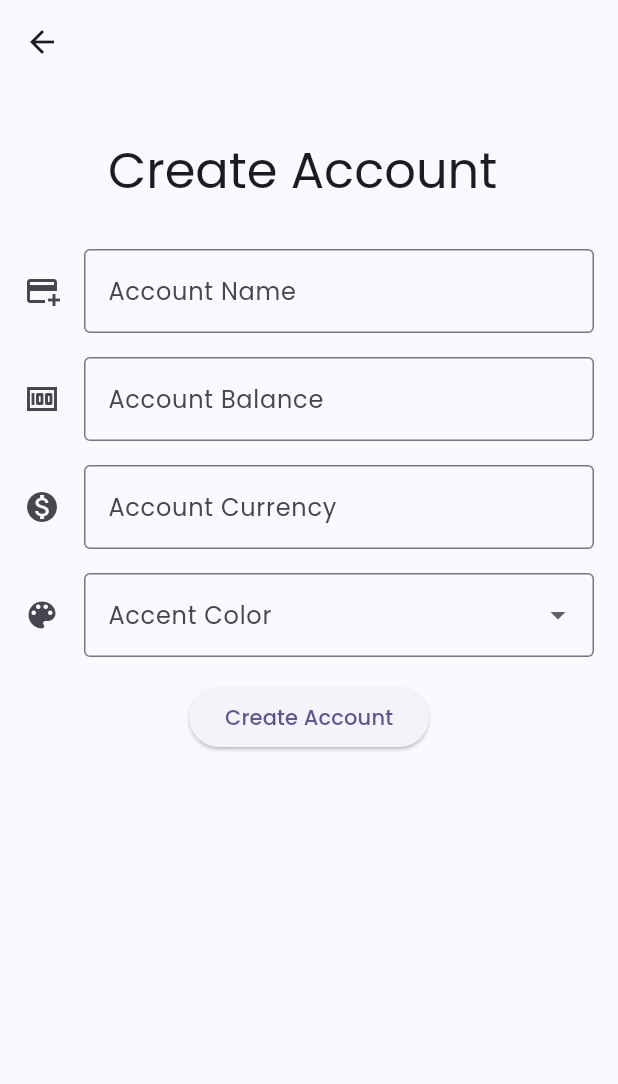
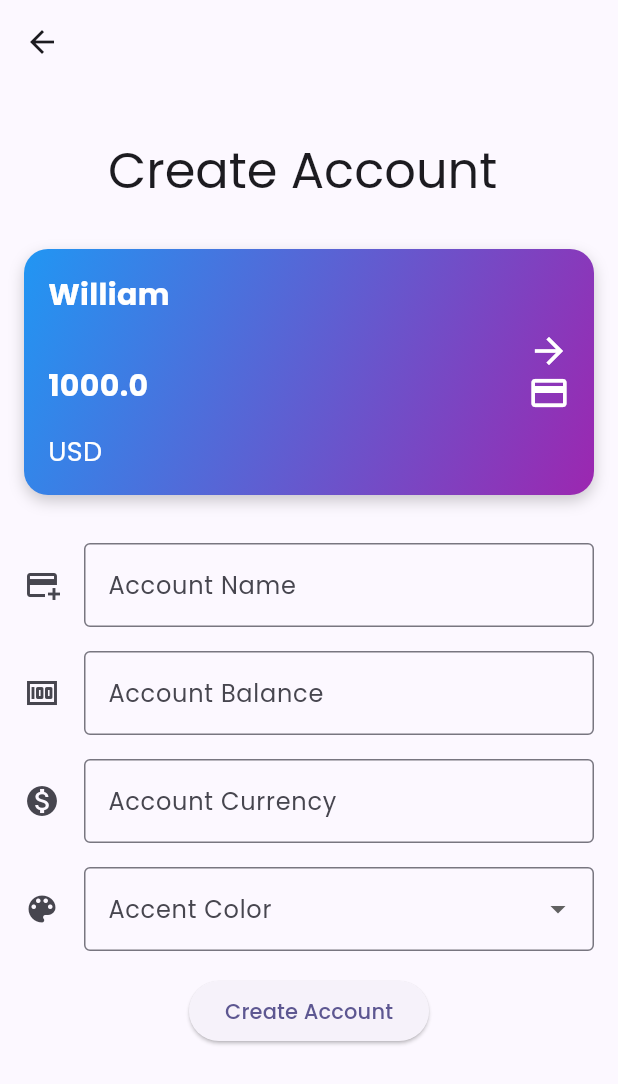
Before and after one commit to willyishmael/rocket_pocket, a Flutter app: the CreateAccountScreen screen opened directly, on a phone screen of 412 x 824 dp. Shown: the top 1084 px of the screen. Run offline on Flutter 3.47's test engine with Material 3 defaults, Android fonts, the phone set to English and light mode, and no system bars; our stand-ins replace drift, flutter_riverpod, flutter_swiper_view, go_router, google_fonts, talker_flutter; missing offline and left inert: flutter_adaptive_scaffold; accounts and stored records are empty; generated files the repository leaves out were written again.

Commit message:
Update create_account_screen.dart

```diff
--- a/lib/screens/dashboard/create_account_screen.dart
+++ b/lib/screens/dashboard/create_account_screen.dart
@@ -1,8 +1,22 @@
 import 'package:flutter/material.dart';
 import 'package:go_router/go_router.dart';
+import 'package:rocket_pocket/data/model/account.dart';
 
-class CreateAccountScreen extends StatelessWidget {
+class CreateAccountScreen extends StatefulWidget {
   const CreateAccountScreen({super.key});
+
+  @override
+  State<CreateAccountScreen> createState() => _CreateAccountScreenState();
+}
+
+class _CreateAccountScreenState extends State<CreateAccountScreen> {
+  final Account account = Account(
+    id: 1,
+    name: 'William',
+    balance: 1000.0,
+    currency: 'USD',
+    accentColor: Colors.blue.value,
+  );
 
   @override
   Widget build(BuildContext context) {
@@ -23,6 +37,7 @@ class CreateAccountScreen extends StatelessWidget {
               title: Text('Create Account'),
             ),
           ),
+          SliverToBoxAdapter(child: AccountCard(account: account)),
           SliverToBoxAdapter(
             child: Padding(
               padding: const EdgeInsets.all(16.0),
@@ -35,13 +50,12 @@ class CreateAccountScreen extends StatelessWidget {
                       border: OutlineInputBorder(),
                       icon: const Icon(Icons.add_card),
                     ),
-
                   ),
                   TextField(
                     decoration: InputDecoration(
                       labelText: 'Account Balance',
                       border: OutlineInputBorder(),
-                      icon: const Icon(Icons.money)
+                      icon: const Icon(Icons.money),
                     ),
                     keyboardType: TextInputType.number,
                   ),
@@ -87,3 +101,74 @@ class CreateAccountScreen extends StatelessWidget {
     );
   }
 }
+
+class AccountCard extends StatelessWidget {
+  final Account account;
+  const AccountCard({super.key, required this.account});
+
+  @override
+  Widget build(BuildContext context) {
+    return Container(
+      margin: const EdgeInsets.all(16.0),
+      decoration: BoxDecoration(
+        gradient: const LinearGradient(
+          colors: [Colors.blue, Colors.purple],
+          begin: Alignment.topLeft,
+          end: Alignment.bottomRight,
+        ),
+        borderRadius: BorderRadius.circular(16.0),
+        boxShadow: [
+          BoxShadow(
+            color: Colors.black.withOpacity(0.2),
+            blurRadius: 8.0,
+            offset: const Offset(0, 4),
+          ),
+        ],
+      ),
+      child: Padding(
+        padding: const EdgeInsets.all(16.0),
+        child: Row(
+          mainAxisAlignment: MainAxisAlignment.spaceBetween,
+          children: [
+            Expanded(
+              child: Column(
+                crossAxisAlignment: CrossAxisAlignment.start,
+                children: [
+                  Text(
+                    account.name,
+                    style: const TextStyle(
+                      fontSize: 20.0,
+                      fontWeight: FontWeight.bold,
+                      color: Colors.white,
+                    ),
+                  ),
+                  const SizedBox(height: 32.0),
+                  Text(
+                    account.balance.toString(),
+                    style: TextStyle(
+                      fontSize: 20.0,
+                      fontWeight: FontWeight.bold,
+                      color: Colors.white,
+                    ),
+                  ),
+                  const SizedBox(height: 16.0),
+                  Text(
+                    account.currency,
+                    style: const TextStyle(fontSize: 18.0, color: Colors.white),
+                  ),
+                ],
+              ),
+            ),
+            const SizedBox(width: 16.0),
+            Column(
+              children: [
+                Icon(Icons.arrow_forward, color: Colors.white, size: 28.0),
+                Icon(Icons.credit_card, color: Colors.white, size: 28.0),
+              ],
+            ),
+          ],
+        ),
+      ),
+    );
+  }
+}
```
